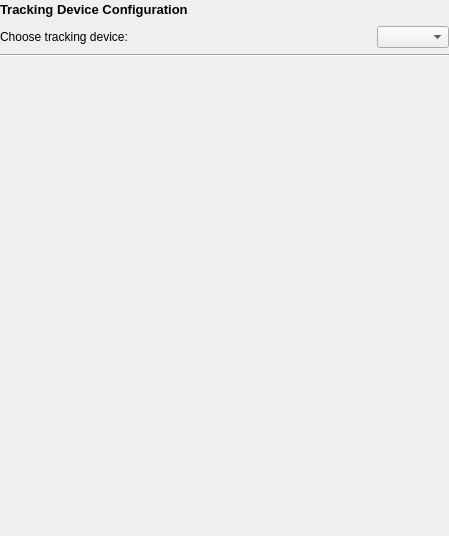
Old version of the form Modules/IGTUI/Qmitk/QmitkTrackingDeviceConfigurationWidgetControls.ui in the repository MITK/MITK.
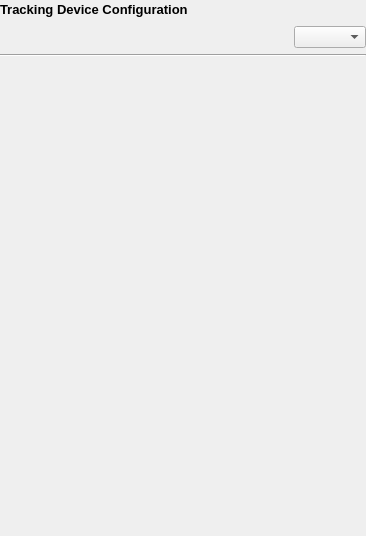
New version of the form.

```diff
--- a/Modules/IGTUI/Qmitk/QmitkTrackingDeviceConfigurationWidgetControls.ui
+++ b/Modules/IGTUI/Qmitk/QmitkTrackingDeviceConfigurationWidgetControls.ui
@@ -6,7 +6,7 @@
    <rect>
     <x>0</x>
     <y>0</y>
-    <width>449</width>
+    <width>366</width>
     <height>536</height>
    </rect>
   </property>
@@ -62,13 +62,6 @@
          </item>
          <item>
           <layout class="QHBoxLayout" name="horizontalLayout">
-           <item>
-            <widget class="QLabel" name="choose_tracking_device_label">
-             <property name="text">
-              <string>Choose tracking device:</string>
-             </property>
-            </widget>
-           </item>
            <item>
             <spacer name="horizontalSpacer">
              <property name="orientation">
```
Left out of the diff: 2 changed lines with no effect on the pictures.
